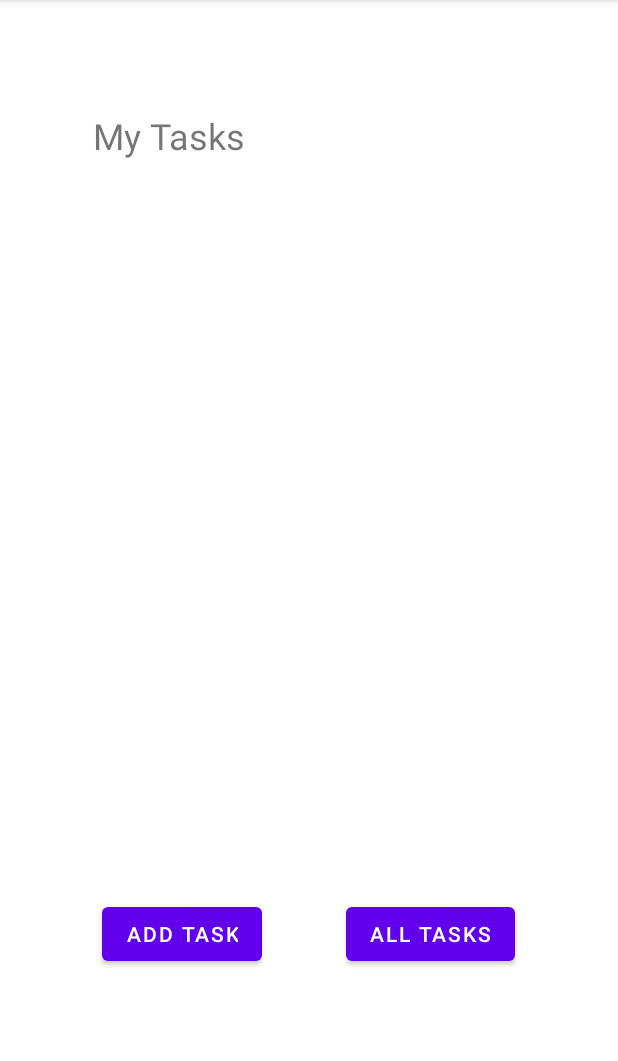
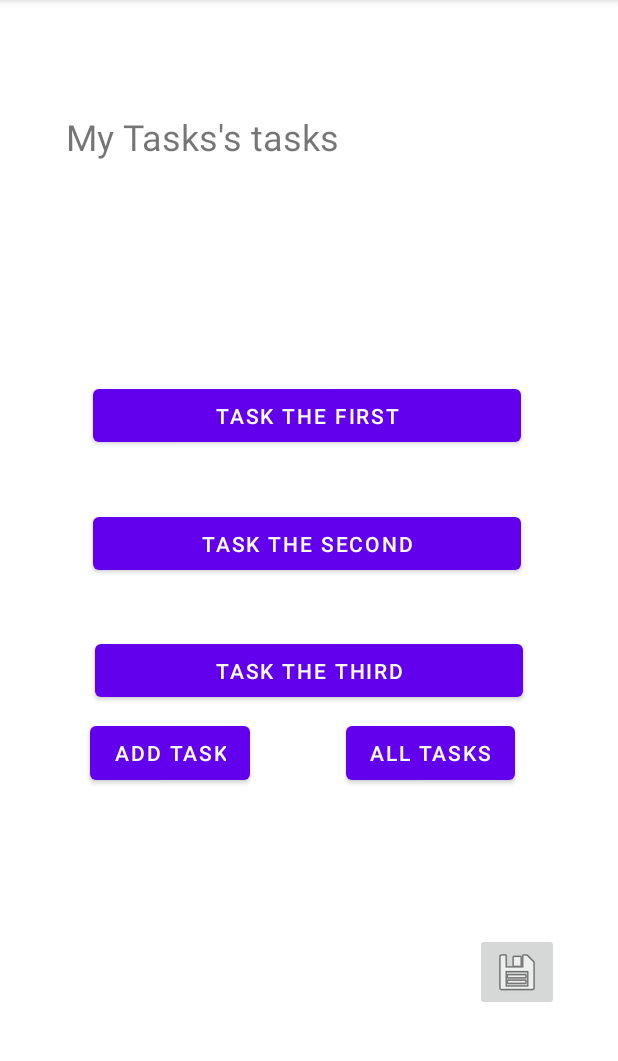
Before and after one commit to PVOBrien/taskmaster, an Android app: the screen it shows after launch (MainActivity), on a phone screen of 412 x 824 dp, the part 84-1145 px from its top. Run offline under Robolectric (Android 15) with nearby library versions, the phone set to English and light mode, and no system bars.

Commit message:
complete Settings Username handoff

```diff
--- a/app/src/main/AndroidManifest.xml
+++ b/app/src/main/AndroidManifest.xml
@@ -9,7 +9,8 @@
         android:roundIcon="@mipmap/ic_launcher_round"
         android:supportsRtl="true"
         android:theme="@style/Theme.Taskmaster">
-        <activity android:name=".taskDetail"></activity>
+        <activity android:name=".Settings"></activity>
+        <activity android:name=".taskDetail" />
         <activity android:name=".AllTasks" />
         <activity android:name=".MainActivity">
             <intent-filter>
--- a/app/src/main/java/com/pvobrien/github/taskmaster/MainActivity.java
+++ b/app/src/main/java/com/pvobrien/github/taskmaster/MainActivity.java
@@ -2,11 +2,25 @@ package com.pvobrien.github.taskmaster;
 
 import androidx.appcompat.app.AppCompatActivity;
 import android.content.Intent;
+import android.content.SharedPreferences;
 import android.os.Bundle;
+import android.preference.PreferenceManager;
 import android.view.View;
 import android.widget.Button;
+import android.widget.ImageButton;
+import android.widget.TextView;
 
 public class MainActivity extends AppCompatActivity {
+
+    @Override
+    public void onResume() {
+        super.onResume();
+        SharedPreferences preferences = PreferenceManager.getDefaultSharedPreferences(this);
+        TextView myTaskTitle = findViewById(R.id.myTasksTitle);
+        String greeting = String.format("%s's tasks", preferences.getString("savedUsername", "My Tasks"));
+        myTaskTitle.setText(greeting);
+        SharedPreferences.Editor preferenceEditor = preferences.edit();
+    }
 
     @Override
     protected void onCreate(Bundle savedInstanceState) {
@@ -30,5 +44,12 @@ public class MainActivity extends AppCompatActivity {
         MainActivity.this.startActivity(goToAllTasksNow);
     });
 
+
+    ImageButton goToSettings = MainActivity.this.findViewById(R.id.homeToSettingsButton);
+    goToSettings.setOnClickListener((view) -> {
+        System.out.println("heading to settings.");
+        Intent goToSettingPage = new Intent (MainActivity.this, Settings.class);
+        MainActivity.this.startActivity(goToSettingPage);
+    });
     }
 }
--- a/app/src/main/res/layout/activity_main.xml
+++ b/app/src/main/res/layout/activity_main.xml
@@ -6,38 +6,81 @@
     android:layout_height="match_parent"
     tools:context=".MainActivity">
 
-    <TextView
-        android:id="@+id/textView"
+    <ImageButton
+        android:id="@+id/homeToSettingsButton"
         android:layout_width="wrap_content"
         android:layout_height="wrap_content"
+        android:layout_marginEnd="39dp"
+        android:layout_marginBottom="94dp"
+        android:contentDescription="to settings save button"
+        app:layout_constraintBottom_toBottomOf="parent"
+        app:layout_constraintEnd_toEndOf="parent"
+        app:srcCompat="@android:drawable/ic_menu_save" />
+
+    <TextView
+        android:id="@+id/myTasksTitle"
+        android:layout_width="323dp"
+        android:layout_height="35dp"
         android:text="My Tasks"
         android:textSize="24sp"
         app:layout_constraintBottom_toBottomOf="parent"
-        app:layout_constraintHorizontal_bias="0.2"
+        app:layout_constraintHorizontal_bias="0.494"
         app:layout_constraintLeft_toLeftOf="parent"
         app:layout_constraintRight_toRightOf="parent"
         app:layout_constraintTop_toTopOf="parent"
-        app:layout_constraintVertical_bias="0.101" />
+        app:layout_constraintVertical_bias="0.102" />
 
     <Button
         android:id="@+id/addTask"
         android:layout_width="wrap_content"
         android:layout_height="wrap_content"
-        android:layout_marginStart="68dp"
-        android:layout_marginTop="492dp"
+        android:layout_marginStart="60dp"
+        android:layout_marginTop="368dp"
         android:text="Add Task"
         app:layout_constraintStart_toStartOf="parent"
-        app:layout_constraintTop_toBottomOf="@+id/textView" />
+        app:layout_constraintTop_toBottomOf="@+id/myTasksTitle" />
 
     <Button
         android:id="@+id/allTasks"
         android:layout_width="wrap_content"
         android:layout_height="wrap_content"
-        android:layout_marginTop="492dp"
+        android:layout_marginTop="368dp"
         android:text="All Tasks"
         app:layout_constraintEnd_toEndOf="parent"
-        app:layout_constraintHorizontal_bias="0.447"
+        app:layout_constraintHorizontal_bias="0.48"
         app:layout_constraintStart_toEndOf="@+id/addTask"
-        app:layout_constraintTop_toBottomOf="@+id/textView" />
+        app:layout_constraintTop_toBottomOf="@+id/myTasksTitle" />
+
+    <Button
+        android:id="@+id/button1"
+        android:layout_width="285dp"
+        android:layout_height="47dp"
+        android:layout_marginTop="253dp"
+        android:text="Task the First"
+        app:layout_constraintEnd_toEndOf="parent"
+        app:layout_constraintHorizontal_bias="0.492"
+        app:layout_constraintStart_toStartOf="parent"
+        app:layout_constraintTop_toTopOf="parent" />
+
+    <Button
+        android:id="@+id/button2"
+        android:layout_width="285dp"
+        android:layout_height="47dp"
+        android:text="Task the Second"
+        app:layout_constraintBottom_toTopOf="@+id/button3"
+        app:layout_constraintEnd_toEndOf="parent"
+        app:layout_constraintHorizontal_bias="0.492"
+        app:layout_constraintStart_toStartOf="parent"
+        app:layout_constraintTop_toBottomOf="@+id/button1" />
+
+    <Button
+        android:id="@+id/button3"
+        android:layout_width="285dp"
+        android:layout_height="47dp"
+        android:layout_marginBottom="297dp"
+        android:text="Task the Third"
+        app:layout_constraintBottom_toBottomOf="parent"
+        app:layout_constraintEnd_toEndOf="parent"
+        app:layout_constraintStart_toStartOf="parent" />
 
 </androidx.constraintlayout.widget.ConstraintLayout>
```
Also changed, not shown: app/src/main/java/com/pvobrien/github/taskmaster/Settings.java (added, +36 -0 lines), app/src/main/res/layout/activity_settings.xml (added, +51 -0 lines), app/src/main/res/layout/activity_task_detail.xml (+32 -0 lines).
